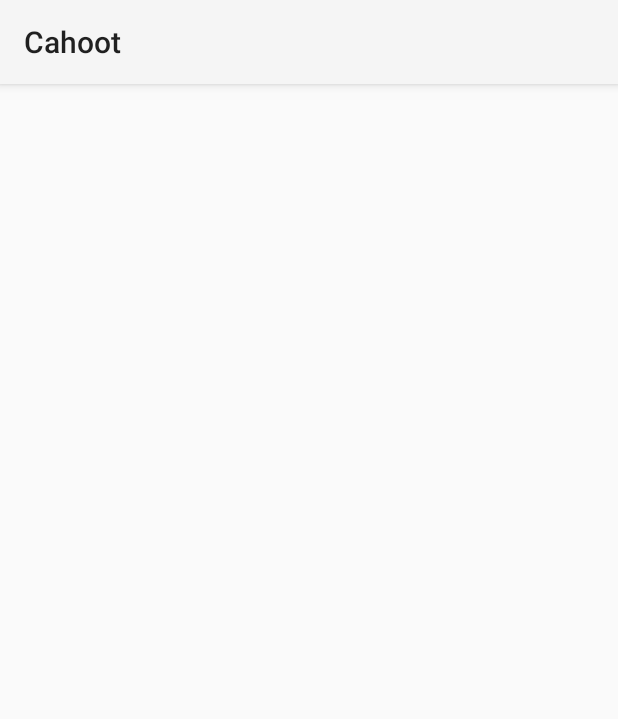
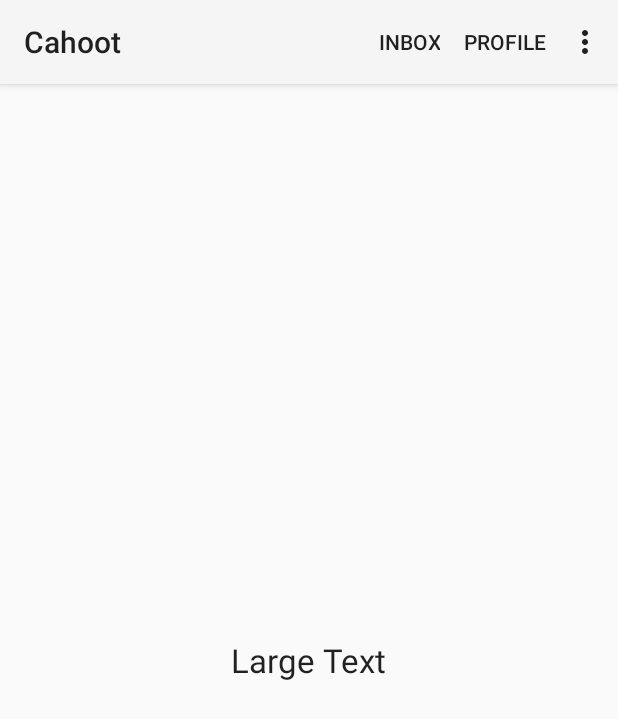
Before and after one commit to jakemarvin05/CahootAndroid, an Android app: the MainActivity screen opened directly, with no data from a screen before it, on a phone screen of 412 x 824 dp. Shown: the top 719 px of the screen. Run offline under Robolectric (Android 15) with nearby library versions, the phone set to English and light mode, and no system bars.

Commit message:
lots of testing on making actionbar and tabs work

```diff
--- a/src/main/res/layout/activity_main.xml
+++ b/src/main/res/layout/activity_main.xml
@@ -3,28 +3,12 @@
     android:layout_height="match_parent"
     tools:context="test.tester.MainActivity">
 
-    <TabHost
-        android:layout_width="match_parent"
-        android:layout_height="match_parent"
-        android:id="@android:id/tabhost"
-        android:layout_alignParentTop="true"
-        android:layout_centerHorizontal="true">
-
-        <LinearLayout
-            android:layout_width="match_parent"
-            android:layout_height="match_parent"
-            android:orientation="vertical">
-
-            <TabWidget
-                android:id="@android:id/tabs"
-                android:layout_width="match_parent"
-                android:layout_height="wrap_content"></TabWidget>
-
-            <FrameLayout
-                android:id="@android:id/tabcontent"
-                android:layout_width="match_parent"
-                android:layout_height="match_parent">
-            </FrameLayout>
-        </LinearLayout>
-    </TabHost>
+    <TextView
+        android:layout_width="wrap_content"
+        android:layout_height="wrap_content"
+        android:textAppearance="?android:attr/textAppearanceLarge"
+        android:text="Large Text"
+        android:id="@+id/textView2"
+        android:layout_centerVertical="true"
+        android:layout_centerHorizontal="true" />
 </RelativeLayout>
--- /dev/null
+++ b/src/main/res/menu/menu_tab.xml
@@ -0,0 +1,6 @@
+<menu xmlns:android="http://schemas.android.com/apk/res/android"
+    xmlns:app="http://schemas.android.com/apk/res-auto"
+    xmlns:tools="http://schemas.android.com/tools" tools:context="test.tester.Tab">
+    <item android:id="@+id/action_settings" android:title="@string/action_settings"
+        android:orderInCategory="100" app:showAsAction="never" />
+</menu>
--- a/src/main/res/values/strings.xml
+++ b/src/main/res/values/strings.xml
@@ -12,4 +12,5 @@
     <string name="title_activity_post">Post</string>
     <string name="title_activity_inbox">Inbox</string>
     <string name="title_activity_profile">Profile</string>
+    <string name="title_activity_tab">Tab</string>
 </resources>
--- a/src/main/res/values/styles.xml
+++ b/src/main/res/values/styles.xml
@@ -2,7 +2,7 @@
 
     <!-- Base application theme. -->
     <style name="AppTheme"
-        parent="Theme.AppCompat.Light.NoActionBar">
+        parent="Theme.AppCompat.Light">
         <!-- Customize your theme here. -->
     </style>
 
```
Also changed, not shown: src/main/AndroidManifest.xml (+10 -7 lines), src/main/java/test/tester/MainActivity.java (+1 -28 lines), src/main/java/test/tester/Tab.java (added, +60 -0 lines), src/main/res/layout/activity_tab.xml (added, +34 -0 lines).
